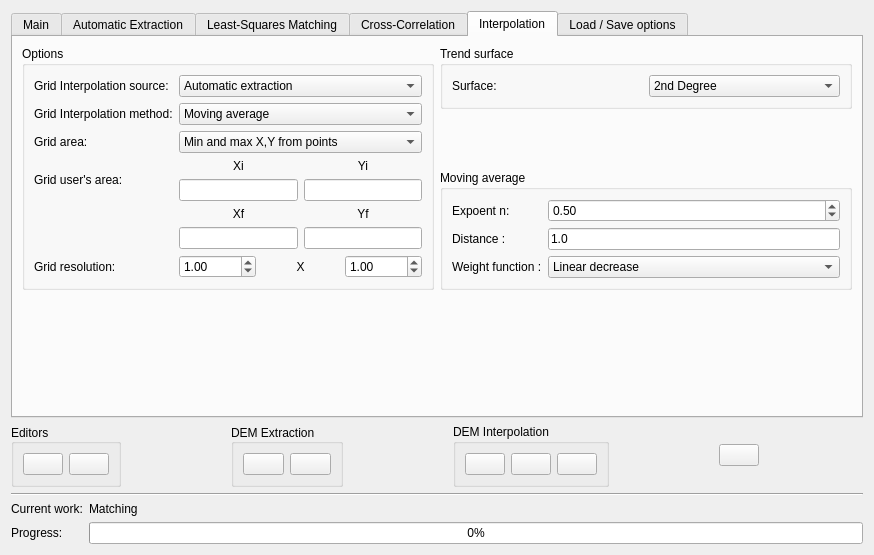
First picture: the form in trunk_Matching/qt/interface/DemExtraction.ui, repository e-foto/e-foto, before the edit.
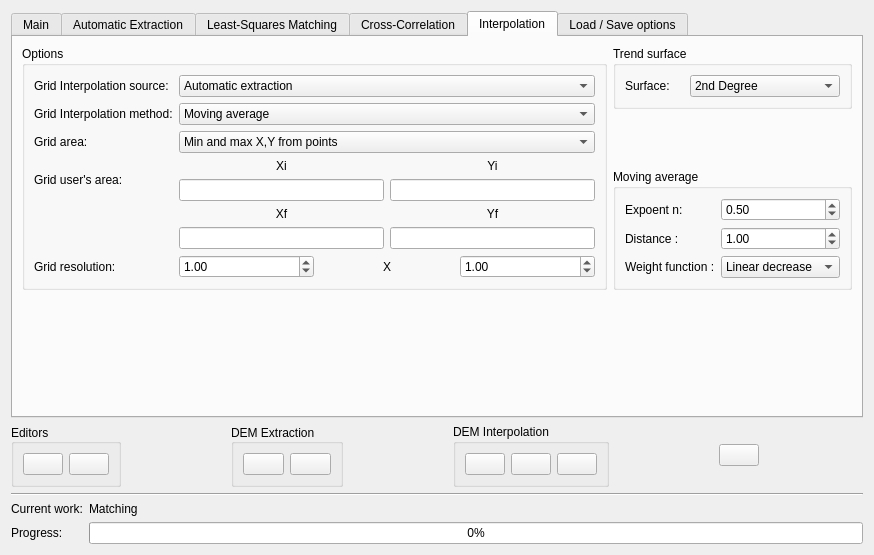
Second picture: the form after the edit. The open tabs and pages were chosen to show the change. Icons and pictures are not drawn.

The edit to the form file:
```diff
--- a/trunk_Matching/qt/interface/DemExtraction.ui
+++ b/trunk_Matching/qt/interface/DemExtraction.ui
@@ -1500,13 +1500,6 @@
                 </property>
                </widget>
               </item>
-              <item row="1" column="1">
-               <widget class="QLineEdit" name="lineEdit1">
-                <property name="text">
-                 <string>1.0</string>
-                </property>
-               </widget>
-              </item>
               <item row="2" column="0">
                <widget class="QLabel" name="label_28">
                 <property name="text">
@@ -1531,6 +1524,19 @@
                 </item>
                </widget>
               </item>
+              <item row="1" column="1">
+               <widget class="QDoubleSpinBox" name="doubleSpinBox16">
+                <property name="minimum">
+                 <double>0.010000000000000</double>
+                </property>
+                <property name="singleStep">
+                 <double>0.010000000000000</double>
+                </property>
+                <property name="value">
+                 <double>1.000000000000000</double>
+                </property>
+               </widget>
+              </item>
              </layout>
             </widget>
            </item>
```
Left out of the diff: 7 changed lines with no effect on the pictures.
